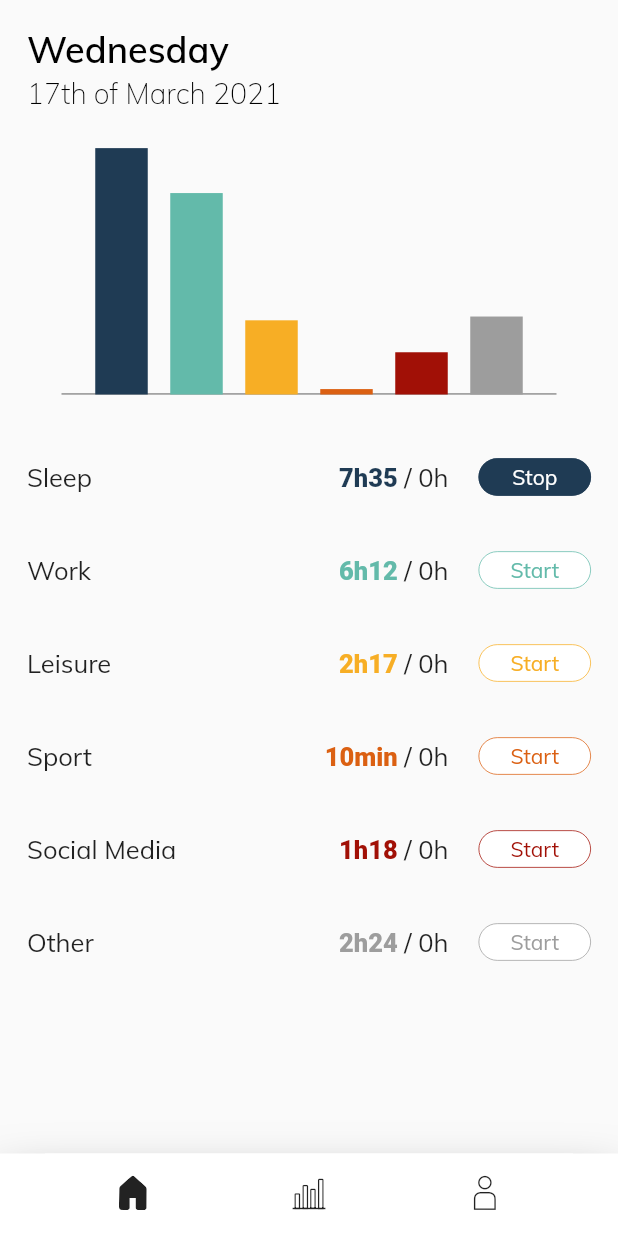
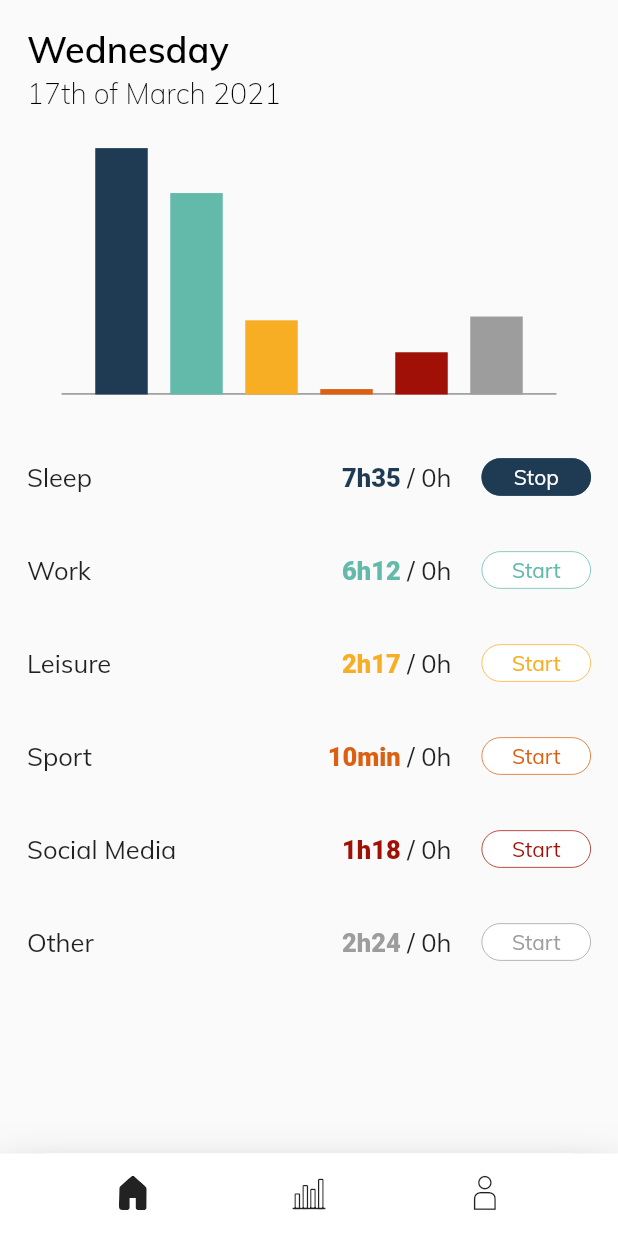
Before and after one commit to lucasepple/time_clerk_app, a Flutter app: the screen it shows after launch, after a tap on "Start", on a phone screen of 412 x 824 dp. Run offline on Flutter 3.47's test engine with Material 2 defaults, Android fonts, the phone set to English and light mode, and no system bars; our stand-ins replace carousel_slider, dots_indicator; missing offline and left inert: cron.

```diff
--- a/lib/helpers/string_converter.dart
+++ b/lib/helpers/string_converter.dart
@@ -1,7 +1,7 @@
 // import 'package:time_clerk_app/models/activity.dart';
 
 class StringConverter {
-  static String timeString(int time) {
+  static String timeString(int? time) {
     String timeString;
     if (time != null && time != 0) {
       final int hours = time ~/ 60;
--- a/lib/main.dart
+++ b/lib/main.dart
@@ -3,9 +3,6 @@ import 'package:provider/provider.dart';
 
 import 'package:time_clerk_app/providers/time_limits.dart';
 import 'package:time_clerk_app/screens/tab_screen.dart';
-import 'package:time_clerk_app/screens/stats_screen.dart';
-import 'package:time_clerk_app/screens/overview_screen.dart';
-import 'package:time_clerk_app/screens/profile_screen.dart';
 
 void main() => runApp(TimeClerk());
 
--- a/lib/models/time_tracker.dart
+++ b/lib/models/time_tracker.dart
@@ -6,9 +6,9 @@ import 'package:intl/intl.dart';
 import 'package:time_clerk_app/models/activity.dart';
 
 class TimeTracker {
-  int currentYear;
-  String currentMonth;
-  int currentDay;
+  int? currentYear;
+  String? currentMonth;
+  int? currentDay;
   var currentActivity = Activity.other;
 
   // cutom values for testing
@@ -39,9 +39,9 @@ class TimeTracker {
     Activity.socialMedia: Stopwatch(),
     Activity.other: Stopwatch(),
   };
-  Timer timer;
+  Timer? timer;
   // initted for dev
-  Map<Activity, Map<int, Map<String, Map<int, int>>>> _storedData = {
+  Map<Activity, Map<int?, Map<String?, Map<int?, int?>>>> _storedData = {
     Activity.sleep: {
       2021: {
         'January': {
@@ -123,7 +123,7 @@ class TimeTracker {
     return {..._trackedTime};
   }
 
-  Map<Activity, Map<int, Map<String, Map<int, int>>>> get storedData {
+  Map<Activity, Map<int?, Map<String?, Map<int?, int?>>>> get storedData {
     return {..._storedData};
   }
 
@@ -155,14 +155,14 @@ class TimeTracker {
   }
 
 // combine with yearly Avg
-  double monthlyAvg(int year, String month, Activity activity) {
+  double monthlyAvg(int year, String? month, Activity? activity) {
     double avg = 0;
     int totalTime = 0;
     int amount = 0;
-    if (TimeTracker().storedData[activity][year] != null) {
-      _storedData[activity][year][month].forEach(
+    if (TimeTracker().storedData[activity!]![year] != null) {
+      _storedData[activity]![year]![month]!.forEach(
         (day, minutes) {
-          totalTime += minutes;
+          totalTime += minutes!;
           amount++;
         },
       );
@@ -178,12 +178,12 @@ class TimeTracker {
     double avg = 0;
     int totalTime = 0;
     int amount = 0;
-    if (TimeTracker().storedData[activity][year] != null) {
-      _storedData[activity][year].forEach(
+    if (TimeTracker().storedData[activity]![year] != null) {
+      _storedData[activity]![year]!.forEach(
         (month, daysMap) {
           daysMap.forEach(
             (day, minutes) {
-              totalTime += minutes;
+              totalTime += minutes!;
               amount++;
             },
           );
@@ -197,7 +197,7 @@ class TimeTracker {
   }
 
   void setTimeLimit(String day, Activity activity, int minutes) {
-    _timeLimits[day].update(
+    _timeLimits[day]!.update(
       activity,
       (int _) => minutes,
       ifAbsent: () => minutes,
@@ -217,13 +217,13 @@ class TimeTracker {
 
   Future<void> saveCurrentData() async {
     for (Activity activity in Activity.values) {
-      if (!_storedData[activity].containsKey(currentYear)) {
-        _storedData[activity][currentYear] = {};
+      if (!_storedData[activity]!.containsKey(currentYear)) {
+        _storedData[activity]![currentYear] = {};
       }
-      if (!_storedData[activity][currentYear].containsKey(currentMonth)) {
-        _storedData[activity][currentYear][currentMonth] = {};
+      if (!_storedData[activity]![currentYear]!.containsKey(currentMonth)) {
+        _storedData[activity]![currentYear]![currentMonth] = {};
       }
-      _storedData[activity][currentYear][currentMonth][currentDay] =
+      _storedData[activity]![currentYear]![currentMonth]![currentDay] =
           _trackedTime[activity];
     }
   }
@@ -276,14 +276,14 @@ class TimeTracker {
   void changeCurentActivity(Activity activity) {
     if (currentActivity == Activity.socialMedia ||
         currentActivity == Activity.sport) {
-      stopwatches[Activity.leisure].stop();
+      stopwatches[Activity.leisure]!.stop();
     }
-    stopwatches[currentActivity].stop();
+    stopwatches[currentActivity]!.stop();
 
     if (activity == Activity.socialMedia || activity == Activity.sport) {
-      startStopwatch(stopwatches[Activity.leisure]);
+      startStopwatch(stopwatches[Activity.leisure]!);
     }
-    startStopwatch(stopwatches[activity]);
+    startStopwatch(stopwatches[activity]!);
 
     currentActivity = activity;
   }
--- a/lib/providers/time_limits.dart
+++ b/lib/providers/time_limits.dart
@@ -30,7 +30,7 @@ class TimeLimits with ChangeNotifier {
   }
 
   void setTimeLimit(String day, Activity activity, int minutes) {
-    _limits[day].update(
+    _limits[day]!.update(
       activity,
       (int _) => minutes,
       ifAbsent: () => minutes,
--- a/lib/screens/tab_screen.dart
+++ b/lib/screens/tab_screen.dart
@@ -62,7 +62,7 @@ class _TabScreenState extends State<TabScreen> {
                             ],
                             labelStyle: Theme.of(context)
                                 .textTheme
-                                .bodyText1
+                                .bodyText1!
                                 .copyWith(fontWeight: FontWeight.w600),
                             unselectedLabelStyle:
                                 Theme.of(context).textTheme.bodyText1,
--- a/lib/widgets/overview_chart.dart
+++ b/lib/widgets/overview_chart.dart
@@ -16,8 +16,8 @@ class OverviewChart extends StatelessWidget {
   double heightFactor() {
     List<int> times = [];
     for (Activity activity in Activity.values) {
-      times.add(trackedTime[activity]);
-      times.add(timeLimits[currentWeekday][activity]);
+      times.add(trackedTime[activity]!);
+      times.add(timeLimits[currentWeekday]![activity]!);
     }
     final int maxMinutes = times.reduce(max);
     final double factor = (chartHeight - 0.75) / maxMinutes;
@@ -37,13 +37,14 @@ class OverviewChart extends StatelessWidget {
             alignment: Alignment.bottomCenter,
             children: <Widget>[
               Container(
-                height: heightFactor() * trackedTime[activity].toDouble(),
+                height: heightFactor() * trackedTime[activity]!.toDouble(),
                 width: 35,
                 color: ActivityProperties.colors[activity],
               ),
-              if (timeLimits[currentWeekday][activity] != 0)
+              if (timeLimits[currentWeekday]![activity] != 0)
                 Positioned(
-                  bottom: heightFactor() * timeLimits[currentWeekday][activity],
+                  bottom:
+                      heightFactor() * timeLimits[currentWeekday]![activity]!,
                   child: Row(
                     children: <Widget>[
                       Container(
@@ -55,9 +56,9 @@ class OverviewChart extends StatelessWidget {
                         width: 35,
                         height: 0.75,
                         color: heightFactor() *
-                                    timeLimits[currentWeekday][activity] >=
+                                    timeLimits[currentWeekday]![activity]! >=
                                 (heightFactor() *
-                                        trackedTime[activity].toDouble() -
+                                        trackedTime[activity]!.toDouble() -
                                     0.75)
                             ? ActivityProperties.colors[activity]
                             : Colors.white,
--- a/lib/widgets/overview_list.dart
+++ b/lib/widgets/overview_list.dart
@@ -25,7 +25,7 @@ class OverviewList extends StatelessWidget {
             children: [
               Expanded(
                 child: Text(
-                  ActivityProperties.strings[activity],
+                  ActivityProperties.strings[activity]!,
                   style: Theme.of(context).textTheme.bodyText1,
                 ),
               ),
@@ -37,8 +37,8 @@ class OverviewList extends StatelessWidget {
                       text: StringConverter.timeString(trackedTime[activity]),
                       style: TextStyle(
                         color: ActivityProperties.colors[activity],
-                        fontWeight: (trackedTime[activity] >
-                                timeLimits[currentWeekday][activity])
+                        fontWeight: (trackedTime[activity]! >
+                                timeLimits[currentWeekday]![activity]!)
                             ? FontWeight.w800
                             : FontWeight.normal,
                       ),
@@ -48,7 +48,7 @@ class OverviewList extends StatelessWidget {
                     ),
                     TextSpan(
                       text: StringConverter.timeString(
-                          timeLimits[currentWeekday][activity]),
+                          timeLimits[currentWeekday]![activity]),
                     ),
                   ],
                 ),
--- a/lib/widgets/settings_slider.dart
+++ b/lib/widgets/settings_slider.dart
@@ -42,7 +42,7 @@ class _SettingsSliderState extends State<SettingsSlider> {
   Widget build(BuildContext context) {
     double _currentSliderValue;
     final timeLimits = Provider.of<TimeLimits>(context, listen: false);
-    final currentLimit = timeLimits.limits[widget.selectedDay][widget.activity];
+    final currentLimit = timeLimits.limits[widget.selectedDay]![widget.activity];
 
     if (currentLimit == null) {
       _currentSliderValue = 0;
@@ -78,9 +78,9 @@ class _SettingsSliderState extends State<SettingsSlider> {
 
 class CustomTrackShape extends RectangularSliderTrackShape {
   Rect getPreferredRect({
-    @required RenderBox parentBox,
+    required RenderBox parentBox,
     Offset offset = Offset.zero,
-    @required SliderThemeData sliderTheme,
+    required SliderThemeData sliderTheme,
     bool isEnabled = false,
     bool isDiscrete = false,
   }) {
--- a/lib/widgets/tracking_button.dart
+++ b/lib/widgets/tracking_button.dart
@@ -1,6 +1,6 @@
 import 'package:flutter/material.dart';
 
-import 'package:time_clerk_app/models/time_tracker.dart';
+// import 'package:time_clerk_app/models/time_tracker.dart';
 import 'package:time_clerk_app/models/activity.dart';
 
 class TrackingButton extends StatefulWidget {
@@ -17,28 +17,31 @@ class _TrackingButtonState extends State<TrackingButton> {
 
   @override
   Widget build(BuildContext context) {
-    return RaisedButton(
+    return Container(
+      height: 25,
+      width: 73,
+      child: OutlinedButton(
         child: _start ? const Text('Start') : const Text('Stop'),
-      disabledElevation: null,
-      elevation: 0,
-      hoverElevation: 0,
-      focusElevation: 0,
-      highlightElevation: 0,
-      color: _start ? Colors.white : ActivityProperties.colors[widget.activity],
-      textColor:
-          _start ? ActivityProperties.colors[widget.activity] : Colors.white,
-      shape: RoundedRectangleBorder(
-        borderRadius: BorderRadius.circular(18),
+        style: OutlinedButton.styleFrom(
+          backgroundColor: _start
+              ? Colors.white
+              : ActivityProperties.colors[widget.activity],
+          primary: _start
+              ? ActivityProperties.colors[widget.activity]
+              : Colors.white,
+          shape: StadiumBorder(),
           side: BorderSide(
-          color: ActivityProperties.colors[widget.activity],
+            color: ActivityProperties.colors[widget.activity]!,
             width: 0.5,
           ),
+          elevation: 0,
         ),
         onPressed: () {
           setState(() {
             _start = !_start;
           });
         },
+      ),
     );
   }
 }
```
Also changed, not shown: lib/screens/profile_screen.dart (+4 -4 lines), lib/widgets/picker.dart (+10 -10 lines), lib/widgets/profile_list_tile.dart (+4 -4 lines), lib/widgets/stats_tile.dart (+12 -12 lines), pubspec.yaml (+7 -7 lines), pubspec.lock, 1 other file. Lines whose indentation alone changed are shown as unchanged.
